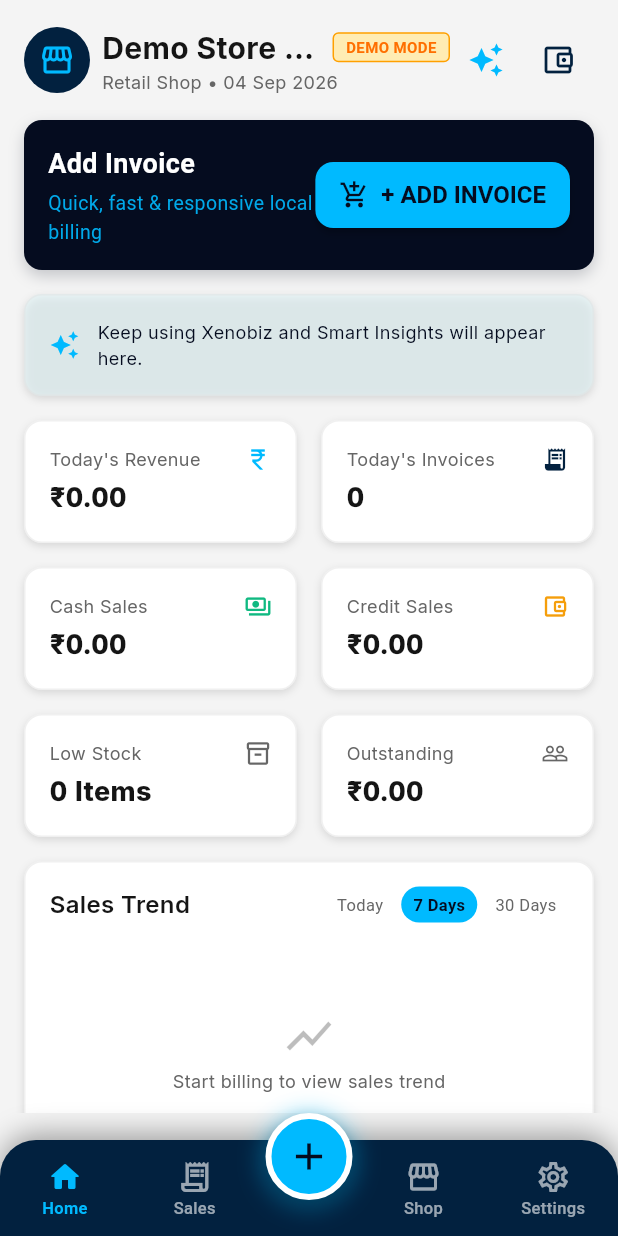
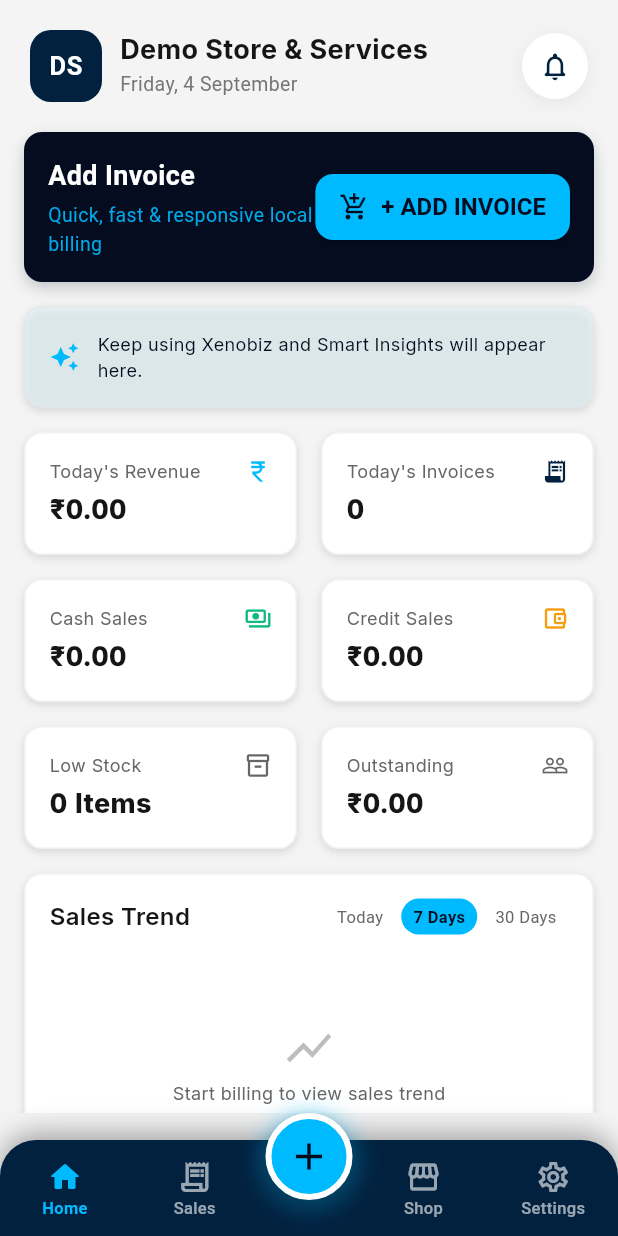
Before and after one commit to Xenotrix-Technologies/XenoBill, a Flutter app: the screen it shows after launch, after a tap on "Start Demo (Explore Offline POS)", on a phone screen of 412 x 824 dp. Run offline on Flutter 3.47's test engine with Material 3 defaults, Android fonts, the phone set to English and light mode, and no system bars; our stand-ins replace equatable, fl_chart, flutter_bloc, go_router, google_fonts, pdf and 2 more.

Commit message:
feat: implement dashboard UI with custom app bar, sales analytics, and date formatting utilities

```diff
--- a/lib/core/utils/date_formatter.dart
+++ b/lib/core/utils/date_formatter.dart
@@ -13,6 +13,10 @@ class DateFormatter {
 
   static String formatDateTime(DateTime date) {
     return DateFormat('dd MMM yyyy, h:mm a').format(date);
+  }
+
+  static String formatHeaderDate(DateTime date) {
+    return DateFormat('EEEE, d MMMM').format(date);
   }
 
   static String formatDisplay(DateTime date) {
--- /dev/null
+++ b/lib/core/widgets/xenobiz_app_bar.dart
@@ -0,0 +1,132 @@
+import 'package:flutter/material.dart';
+import '../theme/app_colors.dart';
+import '../theme/app_text_styles.dart';
+import '../utils/date_formatter.dart';
+import '../../domain/entities/business.dart';
+
+class XenobizHeaderAppBar extends StatelessWidget implements PreferredSizeWidget {
+  final Business? business;
+  final bool isDemoMode;
+  final VoidCallback? onNotificationTap;
+
+  const XenobizHeaderAppBar({
+    super.key,
+    this.business,
+    this.isDemoMode = false,
+    this.onNotificationTap,
+  });
+
+  static String _getInitials(String name) {
+    if (name.trim().isEmpty) return 'XB';
+    final words = name.trim().split(RegExp(r'\s+'));
+    if (words.length >= 2) {
+      return '${words[0][0]}${words[1][0]}'.toUpperCase();
+    }
+    if (words[0].length >= 2) {
+      return words[0].substring(0, 2).toUpperCase();
+    }
+    return words[0].toUpperCase();
+  }
+
+  @override
+  Size get preferredSize => const Size.fromHeight(64);
+
+  @override
+  Widget build(BuildContext context) {
+    final name = business?.name ?? 'My Business';
+    final initials = _getInitials(name);
+    final formattedDate = DateFormatter.formatHeaderDate(DateTime.now());
+
+    return Padding(
+      padding: const EdgeInsets.symmetric(horizontal: 4, vertical: 4),
+      child: Row(
+        children: [
+          // Business Avatar Container with Initials
+          Container(
+            width: 48,
+            height: 48,
+            decoration: BoxDecoration(
+              color: AppColors.darkNavy,
+              borderRadius: BorderRadius.circular(14),
+            ),
+            child: Center(
+              child: Text(
+                initials,
+                style: const TextStyle(
+                  color: Colors.white,
+                  fontWeight: FontWeight.bold,
+                  fontSize: 17,
+                  letterSpacing: 0.5,
+                ),
+              ),
+            ),
+          ),
+          const SizedBox(width: 12),
+
+          // Business Name & Current Date Subtitle
+          Expanded(
+            child: Column(
+              mainAxisAlignment: MainAxisAlignment.center,
+              crossAxisAlignment: CrossAxisAlignment.start,
+              children: [
+                Text(
+                  name,
+                  style: AppTextStyles.h2.copyWith(
+                    fontSize: 18,
+                    fontWeight: FontWeight.bold,
+                    color: AppColors.nearBlack,
+                    height: 1.2,
+                  ),
+                  maxLines: 1,
+                  overflow: TextOverflow.ellipsis,
+                ),
+                const SizedBox(height: 2),
+                Text(
+                  formattedDate,
+                  style: TextStyle(
+                    color: Colors.grey.shade600,
+                    fontSize: 13,
+                    fontWeight: FontWeight.w400,
+                  ),
+                ),
+              ],
+            ),
+          ),
+
+          // Circular Notification Bell Button
+          GestureDetector(
+            onTap: onNotificationTap ?? () {
+              ScaffoldMessenger.of(context).showSnackBar(
+                const SnackBar(
+                  content: Text('No new notifications'),
+                  duration: Duration(seconds: 2),
+                ),
+              );
+            },
+            child: Container(
+              width: 44,
+              height: 44,
+              decoration: BoxDecoration(
+                color: Colors.white,
+                shape: BoxShape.circle,
+                boxShadow: [
+                  BoxShadow(
+                    color: Colors.black.withValues(alpha: 0.06),
+                    blurRadius: 10,
+                    spreadRadius: 0,
+                    offset: const Offset(0, 3),
+                  ),
+                ],
+              ),
+              child: const Icon(
+                Icons.notifications_none_rounded,
+                color: AppColors.darkNavy,
+                size: 22,
+              ),
+            ),
+          ),
+        ],
+      ),
+    );
+  }
+}
--- a/lib/presentation/dashboard/dashboard_page.dart
+++ b/lib/presentation/dashboard/dashboard_page.dart
@@ -10,6 +10,7 @@ import '../../core/utils/currency_formatter.dart';
 import '../../core/utils/date_formatter.dart';
 import '../../core/widgets/app_card.dart';
 import '../../core/widgets/app_button.dart';
+import '../../core/widgets/xenobiz_app_bar.dart';
 import '../../application/business/business_bloc.dart';
 import '../../application/sales/sales_bloc.dart';
 import '../../application/inventory/inventory_bloc.dart';
@@ -108,76 +109,10 @@ class _DashboardPageState extends State<DashboardPage> {
   }
 
   Widget _buildHeader(BuildContext context, Business? business, bool isDemo) {
-    final name = business?.name ?? 'My Business';
-    final type = business?.businessType ?? 'Retail Shop';
-
-    return Row(
-      children: [
-        Container(
-          padding: const EdgeInsets.all(10),
-          decoration: const BoxDecoration(
-            color: AppColors.darkNavy,
-            shape: BoxShape.circle,
-          ),
-          child: Icon(
-            business?.type.icon ?? Icons.storefront,
-            color: AppColors.brightCyan,
-            size: 24,
-          ),
-        ),
-        const SizedBox(width: AppSpacing.sm),
-        Expanded(
-          child: Column(
-            crossAxisAlignment: CrossAxisAlignment.start,
-            children: [
-              Row(
-                children: [
-                  Flexible(
-                    child: Text(
-                      name,
-                      style: AppTextStyles.h2,
-                      overflow: TextOverflow.ellipsis,
-                    ),
-                  ),
-                  if (isDemo) ...[
-                    const SizedBox(width: 8),
-                    Container(
-                      padding: const EdgeInsets.symmetric(horizontal: 8, vertical: 2),
-                      decoration: BoxDecoration(
-                        color: Colors.amber.shade100,
-                        borderRadius: BorderRadius.circular(4),
-                        border: Border.all(color: Colors.amber.shade700),
-                      ),
-                      child: Text(
-                        'DEMO MODE',
-                        style: TextStyle(
-                          fontSize: 10,
-                          fontWeight: FontWeight.bold,
-                          color: Colors.amber.shade900,
-                        ),
-                      ),
-                    ),
-                  ],
-                ],
-              ),
-              Text(
-                '$type • ${DateFormatter.formatShortDate(DateTime.now())}',
-                style: AppTextStyles.bodySmall,
-              ),
-            ],
-          ),
-        ),
-        IconButton(
-          icon: const Icon(Icons.auto_awesome, color: AppColors.brightCyan),
-          onPressed: () => context.push('/smart'),
-          tooltip: 'Smart Insights',
-        ),
-        IconButton(
-          icon: const Icon(Icons.account_balance_wallet_outlined, color: AppColors.darkNavy),
-          onPressed: () => context.push('/expenses'),
-          tooltip: 'Expenses',
-        ),
-      ],
+    return XenobizHeaderAppBar(
+      business: business,
+      isDemoMode: isDemo,
+      onNotificationTap: () => context.push('/smart'),
     );
   }
 
```
